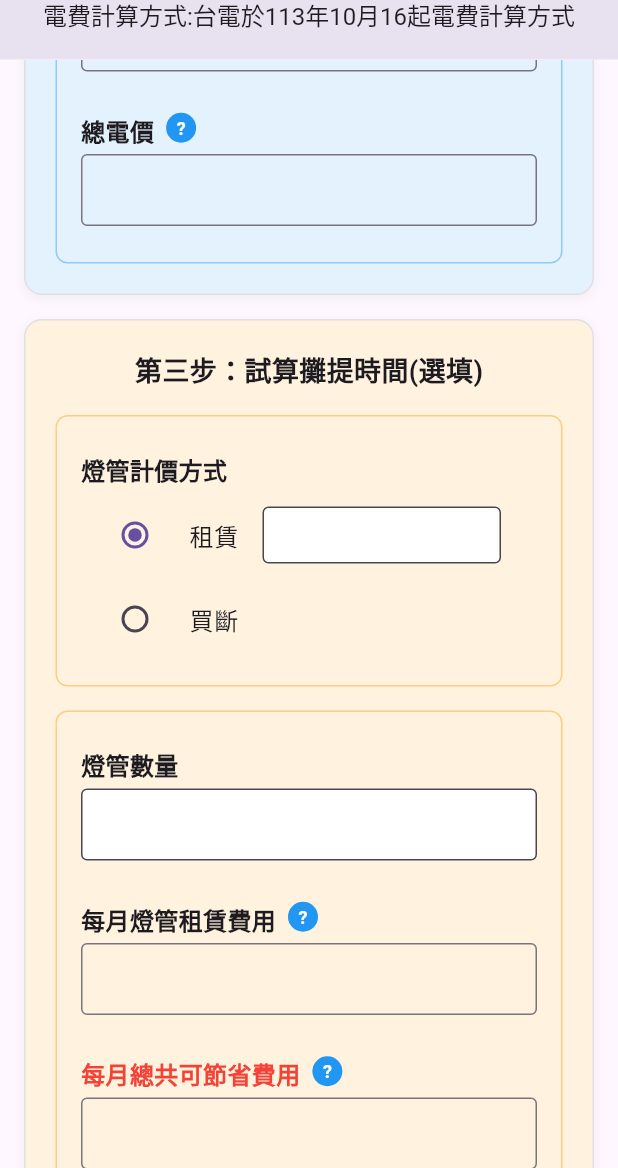
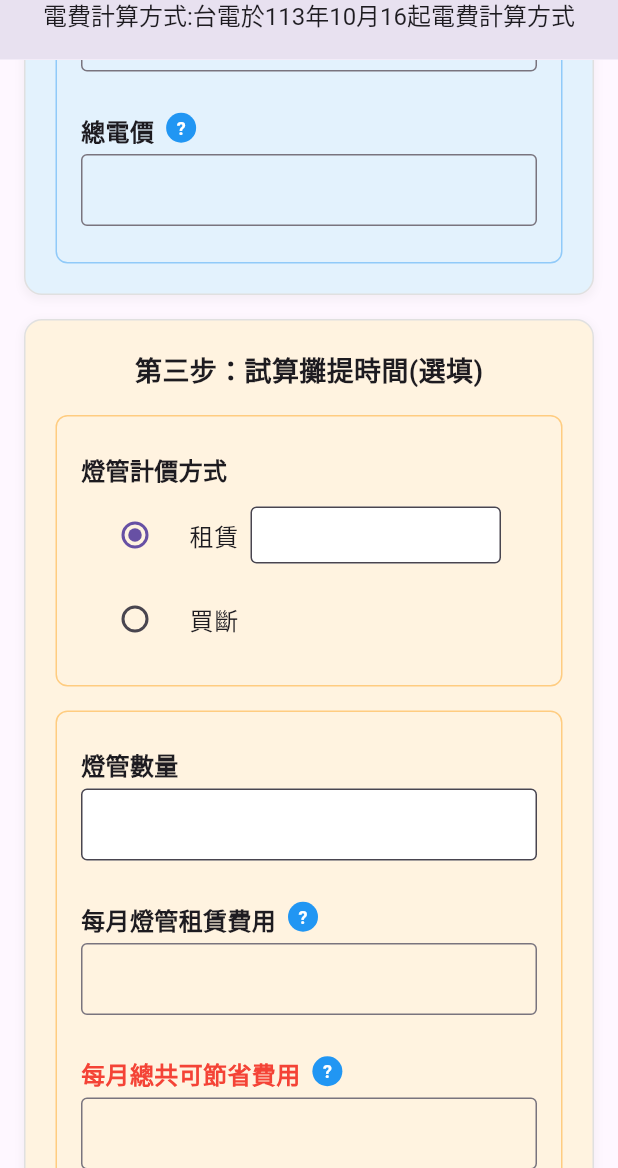
Before and after one commit to yyuchen-workspace/Smart_AI_light_tube_power_conversion, a Flutter app: the screen it shows after launch, scrolled down 2304 dp, on a phone screen of 412 x 824 dp, the part 68-1236 px from its top. Run offline on Flutter 3.47's test engine with Material 3 defaults, Android fonts, the phone set to English and light mode, and no system bars; our stand-ins replace fl_chart.

Commit message:
修復：解決 RadioListTile 佈局溢出問題
- 將 Expanded 改為 Flexible（適應受限空間）
- 減少間距（16px → 8px）
- 修復運行時的 RenderFlex overflow 錯誤

🤖 Generated with [Claude Code](https://claude.com/claude-code)

Co-Authored-By: Claude Sonnet 4.5 <noreply@anthropic.com>

```diff
--- a/lib/main.dart
+++ b/lib/main.dart
@@ -969,9 +969,9 @@ class _CalculatorPageState extends State<CalculatorPage> {
           title: Row(
             children: [
               Text('租賃', style: TextStyle(fontSize: 16)),
-              SizedBox(width: 16),
+              SizedBox(width: 8),
               if (pricingMethod == '租賃') ...[
-                Expanded(
+                Flexible(
                   child: TextField(
                     controller: rentalPriceController,
                     onChanged: (_) => _updateNotification(),
@@ -1005,9 +1005,9 @@ class _CalculatorPageState extends State<CalculatorPage> {
           title: Row(
             children: [
               Text('買斷', style: TextStyle(fontSize: 16)),
-              SizedBox(width: 16),
+              SizedBox(width: 8),
               if (pricingMethod == '買斷') ...[
-                Expanded(
+                Flexible(
                   child: TextField(
                     controller: buyoutPriceController,
                     onChanged: (_) => _updateNotification(),
```
